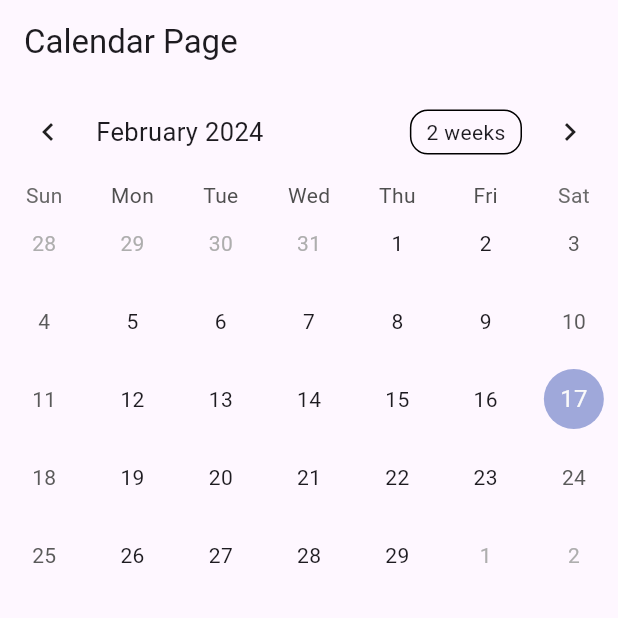
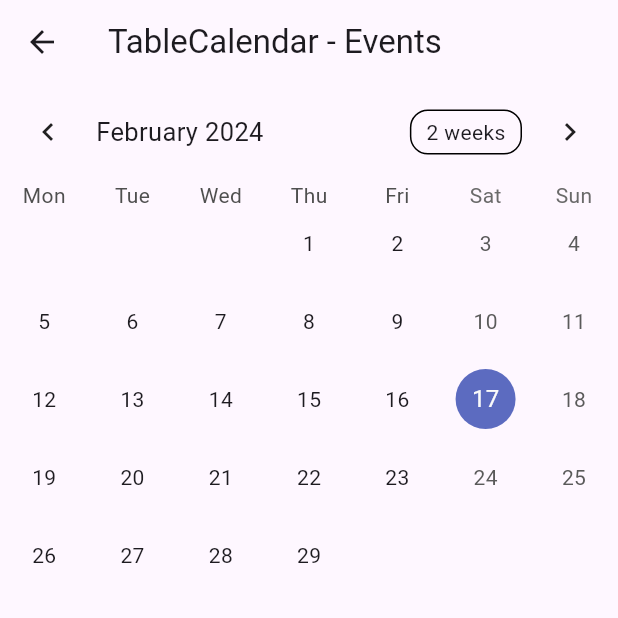
Before and after one commit to ammitrevska/ExamDatesScheduler-, a Flutter app: the screen it shows once a user with an empty profile is signed in, after a tap on the "calendar month" icon, on a phone screen of 412 x 824 dp, the top half of it. Run offline on Flutter 3.47's test engine with Material 3 defaults, Android fonts, the phone set to English and light mode, and no system bars; drawn by our look-alikes of table_calendar; our stand-ins replace firebase_auth, firebase_core; accounts and stored records are empty.

Commit message:
updated calendar

```diff
--- a/lib/pages/calendar_page.dart
+++ b/lib/pages/calendar_page.dart
@@ -1,54 +1,27 @@
 import 'package:flutter/material.dart';
+import 'package:lab3/pages/table_events.dart';
 import 'package:table_calendar/table_calendar.dart';
+import '../utils.dart';
 
-class CalendarPage extends StatefulWidget{
-  final Map<DateTime, List<Map<String, dynamic>>> events;
+class CalendarPage extends StatefulWidget {
+  final Map<DateTime, List<Event>> events;
 
-  const CalendarPage({super.key, required this.events});
+  const CalendarPage({Key? key, required this.events}) : super(key: key);
 
   @override
-  State<StatefulWidget> createState() => _CalendarPageState();
+  _CalendarPageState createState() => _CalendarPageState();
 }
 
-class _CalendarPageState extends State<CalendarPage>{
-  CalendarFormat _calendarFormat = CalendarFormat.month;
-  DateTime _focusedDay = DateTime.now();
-  DateTime? _selectedDay;
-
+class _CalendarPageState extends State<CalendarPage> {
   @override
   Widget build(BuildContext context) {
-
-    //back button
-
-    return MaterialApp(
-      home: Scaffold(
-        appBar: AppBar(
-          title: Text('Calendar Page'),
-        ),
-        body: TableCalendar(
-          calendarFormat: _calendarFormat,
-          focusedDay: _focusedDay,
-          firstDay: DateTime(2000),
-          lastDay: DateTime(2050),
-          selectedDayPredicate: (day) {
-            return isSameDay(_selectedDay, day);
-          },
-          onDaySelected: (selectedDay, focusedDay) {
-            setState(() {
-              _selectedDay = selectedDay;
-              _focusedDay = focusedDay;
-            });
-          },
-          onPageChanged: (focusedDay) {
-            // Update `_focusedDay` when the page changes.
-            _focusedDay = focusedDay;
-          },
-          eventLoader: (day) {
-            // Load events for the specified day
-            final exams = widget.events[day] ?? [];
-            return exams.map((exam) => exam['name'].toString()).toList();
-          },
-        ),
+    return Scaffold(
+      body: Column(
+        children: [
+          Expanded(
+            child: TableEvents(exams: widget.events),
+          ),
+        ],
       ),
     );
   }
--- a/lib/pages/home_page.dart
+++ b/lib/pages/home_page.dart
@@ -2,7 +2,8 @@ import 'package:firebase_auth/firebase_auth.dart';
 import 'package:flutter/material.dart';
 import 'package:intl/intl.dart';
 import 'package:lab3/pages/calendar_page.dart';
-import 'package:table_calendar/table_calendar.dart';
+
+import '../utils.dart';
 
 class HomePage extends StatefulWidget {
   const HomePage({super.key});
@@ -15,7 +16,6 @@ class _HomePageState extends State<HomePage> {
   final user = FirebaseAuth.instance.currentUser!;
 
   final _exams = <Map<String, dynamic>>[];
-  final _events = <DateTime, List<Map<String, dynamic>>>{};
 
   void addAnExam() {
     showDialog(
@@ -92,12 +92,6 @@ class _HomePageState extends State<HomePage> {
                         'date': selectedDate,
                         'time': selectedTime,
                       });
-
-                      _events[selectedDate] ??= [];
-                      _events[selectedDate]!.add({
-                        'name': newExam,
-                        'time': selectedTime,
-                      });
                     }
                     Navigator.pop(context);
                   },
@@ -112,15 +106,27 @@ class _HomePageState extends State<HomePage> {
   }
 
 void openCalendar() {
+  Map<DateTime, List<Event>> convertedEvents = {};
+
+  for (var exam in _exams) {
+    DateTime date = exam['date'];
+
+    convertedEvents[date] ??= [];
+
+    convertedEvents[date]!.add(Event(exam['name']));
+  }
+
   Navigator.push(
     context,
     MaterialPageRoute(
       builder: (context) => CalendarPage(
-          events: _events,
+        events: convertedEvents,
       ),
     ),
   );
 }
+
+
 
   @override
   Widget build(BuildContext context) {
@@ -146,7 +152,7 @@ class _HomePageState extends State<HomePage> {
             },
           ),
 
-          //calendar button
+         // Calendar button
           IconButton(
             onPressed: () {
               openCalendar();
@@ -189,9 +195,6 @@ class _HomePageState extends State<HomePage> {
                         fontWeight: FontWeight.bold,
                       ),
                     ),
-                    const SizedBox(
-                      height: 10,
-                    ),
                     Text(
                       'Date: ${DateFormat('yyyy-MM-dd').format(_exams[index]['date'])}',
                       style: const TextStyle(color: Colors.grey),
--- /dev/null
+++ b/lib/pages/table_events.dart
@@ -0,0 +1,157 @@
+// Copyright 2019 Aleksander Woźniak
+// SPDX-License-Identifier: Apache-2.0
+
+import 'package:flutter/material.dart';
+import 'package:table_calendar/table_calendar.dart';
+
+import '../utils.dart';
+
+class TableEvents extends StatefulWidget {
+  final Map<DateTime, List<Event>> exams;
+
+  const TableEvents({Key? key, required this.exams}) : super(key: key);
+
+  @override
+  State<StatefulWidget> createState() => _TableEventsState();
+}
+
+class _TableEventsState extends State<TableEvents> {
+  late final ValueNotifier<List<Event>> _selectedEvents;
+  CalendarFormat _calendarFormat = CalendarFormat.month;
+  RangeSelectionMode _rangeSelectionMode = RangeSelectionMode
+      .toggledOff; // Can be toggled on/off by longpressing a date
+  DateTime _focusedDay = DateTime.now();
+  DateTime? _selectedDay;
+  DateTime? _rangeStart;
+  DateTime? _rangeEnd;
+
+  @override
+  void initState() {
+    super.initState();
+
+    _selectedDay = _focusedDay;
+    _selectedEvents = ValueNotifier(_getEventsForDay(_selectedDay!));
+  }
+
+
+  @override
+  void dispose() {
+    _selectedEvents.dispose();
+    super.dispose();
+  }
+
+  List<Event> _getEventsForDay(DateTime day) {
+    // Implementation example
+    return kEvents[day] ?? [];
+  }
+
+  List<Event> _getEventsForRange(DateTime start, DateTime end) {
+    // Implementation example
+    final days = daysInRange(start, end);
+
+    return [
+      for (final d in days) ..._getEventsForDay(d),
+    ];
+  }
+
+  void _onDaySelected(DateTime selectedDay, DateTime focusedDay) {
+    if (!isSameDay(_selectedDay, selectedDay)) {
+      setState(() {
+        _selectedDay = selectedDay;
+        _focusedDay = focusedDay;
+        _rangeStart = null; // Important to clean those
+        _rangeEnd = null;
+        _rangeSelectionMode = RangeSelectionMode.toggledOff;
+      });
+
+      _selectedEvents.value = _getEventsForDay(selectedDay);
+    }
+  }
+
+  void _onRangeSelected(DateTime? start, DateTime? end, DateTime focusedDay) {
+    setState(() {
+      _selectedDay = null;
+      _focusedDay = focusedDay;
+      _rangeStart = start;
+      _rangeEnd = end;
+      _rangeSelectionMode = RangeSelectionMode.toggledOn;
+    });
+
+    // `start` or `end` could be null
+    if (start != null && end != null) {
+      _selectedEvents.value = _getEventsForRange(start, end);
+    } else if (start != null) {
+      _selectedEvents.value = _getEventsForDay(start);
+    } else if (end != null) {
+      _selectedEvents.value = _getEventsForDay(end);
+    }
+  }
+
+  @override
+  Widget build(BuildContext context) {
+    return Scaffold(
+      appBar: AppBar(
+        title: Text('TableCalendar - Events'),
+      ),
+      body: Column(
+        children: [
+          TableCalendar<Event>(
+            firstDay: kFirstDay,
+            lastDay: kLastDay,
+            focusedDay: _focusedDay,
+            selectedDayPredicate: (day) => isSameDay(_selectedDay, day),
+            rangeStartDay: _rangeStart,
+            rangeEndDay: _rangeEnd,
+            calendarFormat: _calendarFormat,
+            rangeSelectionMode: _rangeSelectionMode,
+            eventLoader: _getEventsForDay,
+            startingDayOfWeek: StartingDayOfWeek.monday,
+            calendarStyle: CalendarStyle(
+              // Use `CalendarStyle` to customize the UI
+              outsideDaysVisible: false,
+            ),
+            onDaySelected: _onDaySelected,
+            onRangeSelected: _onRangeSelected,
+            onFormatChanged: (format) {
+              if (_calendarFormat != format) {
+                setState(() {
+                  _calendarFormat = format;
+                });
+              }
+            },
+            onPageChanged: (focusedDay) {
+              _focusedDay = focusedDay;
+            },
+          ),
+          const SizedBox(height: 8.0),
+          Expanded(
+            child: ValueListenableBuilder<List<Event>>(
+              valueListenable: _selectedEvents,
+              builder: (context, value, _) {
+                return ListView.builder(
+                  itemCount: value.length,
+                  itemBuilder: (context, index) {
+                    return Container(
+                      margin: const EdgeInsets.symmetric(
+                        horizontal: 12.0,
+                        vertical: 4.0,
+                      ),
+                      decoration: BoxDecoration(
+                        border: Border.all(),
+                        borderRadius: BorderRadius.circular(12.0),
+                      ),
+                      child: ListTile(
+                        onTap: () => print('${value[index]}'),
+                        title: Text('${value[index]}'),
+                      ),
+                    );
+                  },
+                );
+              },
+            ),
+          ),
+        ],
+      ),
+    );
+  }
+}
--- /dev/null
+++ b/lib/utils.dart
@@ -0,0 +1,41 @@
+import 'dart:collection';
+import 'package:table_calendar/table_calendar.dart';
+
+class Event {
+  final String title;
+
+  const Event(this.title);
+
+  @override
+  String toString() => title;
+}
+
+List<DateTime> daysInRange(DateTime first, DateTime last) {
+  final dayCount = last.difference(first).inDays + 1;
+  return List.generate(
+    dayCount,
+    (index) => DateTime.utc(first.year, first.month, first.day + index),
+  );
+}
+
+final kToday = DateTime.now();
+final kFirstDay = DateTime(kToday.year, kToday.month - 3, kToday.day);
+final kLastDay = DateTime(kToday.year, kToday.month + 3, kToday.day);
+
+final kEvents = LinkedHashMap<DateTime, List<Event>>(
+  equals: isSameDay,
+  hashCode: getHashCode,
+)..addAll(_kEventSource);
+
+Map<DateTime, List<Event>> generateEvents(List<Map<String, dynamic>> exams) {
+  return Map.fromIterable(exams,
+    key: (exam) => DateTime.parse(exam['date']),
+    value: (exam) => [Event(exam['name'])],
+  );
+}
+
+final _kEventSource = generateEvents([]);
+
+int getHashCode(DateTime key) {
+  return key.day * 1000000 + key.month * 10000 + key.year;
+}
```
Also changed, not shown: pubspec.lock. Lines whose indentation alone changed are shown as unchanged.
